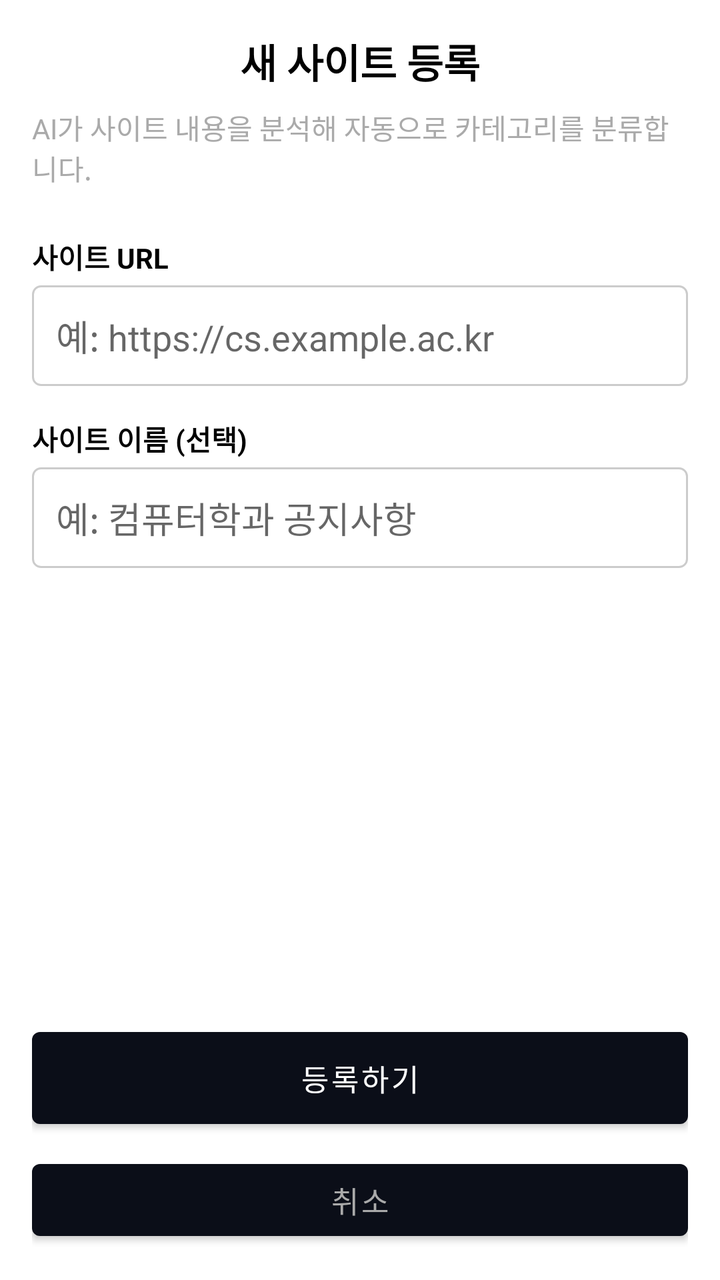
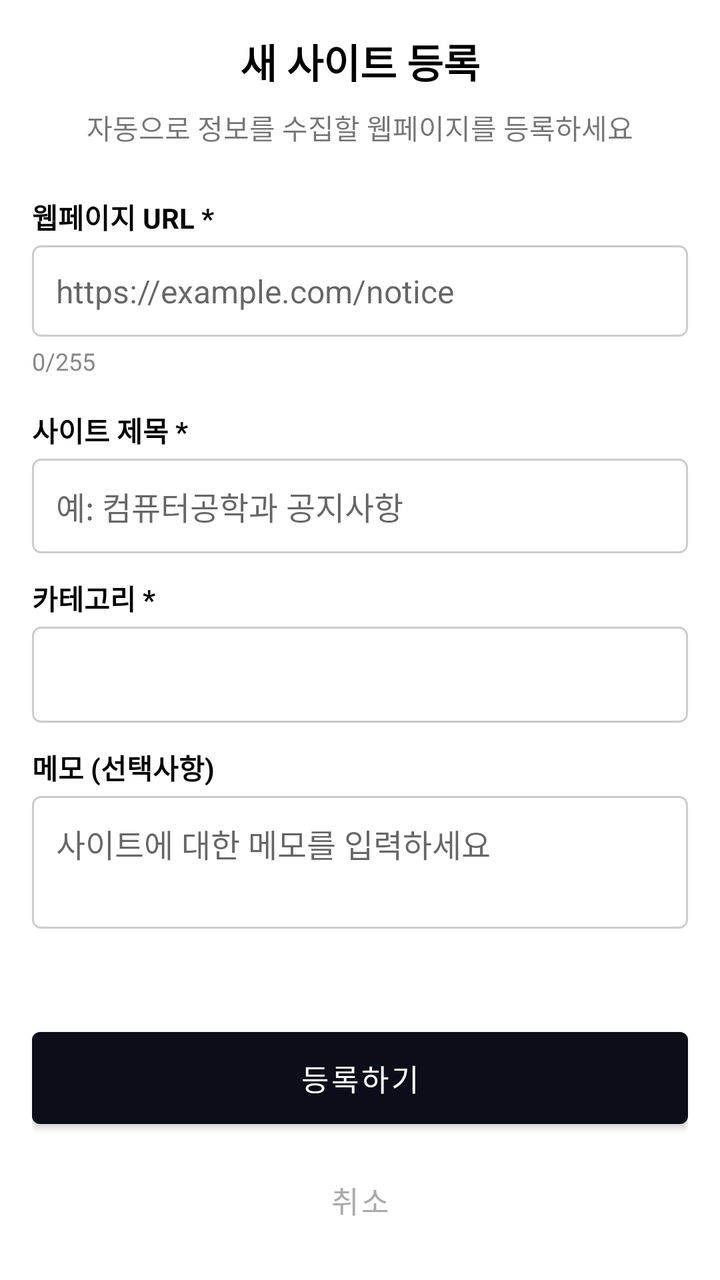

Screens rendered from an Android XML layout before and after an edit, with the pre-edit source and the edit as a unified diff.
<!-- AndroidManifest.xml: application theme Theme.mobile_android -->
<!-- res/layout/activity_add_site.xml -->
<?xml version="1.0" encoding="utf-8"?>
<LinearLayout xmlns:android="http://schemas.android.com/apk/res/android"
    android:layout_width="match_parent"
    android:layout_height="match_parent"
    android:orientation="vertical"
    android:padding="16dp"
    android:background="@android:color/white">

    
    <TextView
        android:layout_width="wrap_content"
        android:layout_height="wrap_content"
        android:text="새 사이트 등록"
        android:textSize="20sp"
        android:textStyle="bold"
        android:textColor="@android:color/black"
        android:layout_gravity="center_horizontal" />

    
    <TextView
        android:layout_width="wrap_content"
        android:layout_height="wrap_content"
        android:text="AI가 사이트 내용을 분석해 자동으로 카테고리를 분류합니다."
        android:textColor="@android:color/darker_gray"
        android:layout_gravity="center_horizontal"
        android:layout_marginTop="8dp"
        android:layout_marginBottom="24dp" />

    
    <TextView
        android:layout_width="wrap_content"
        android:layout_height="wrap_content"
        android:text="사이트 URL"
        android:textStyle="bold"
        android:textColor="@android:color/black" />

    <EditText
        android:id="@+id/et_url"
        android:layout_width="match_parent"
        android:layout_height="wrap_content"
        android:hint="예: https://cs.example.ac.kr"
        android:background="@drawable/edittext_background"
        android:padding="12dp"
        android:layout_marginTop="4dp" />

    
    <TextView
        android:layout_width="wrap_content"
        android:layout_height="wrap_content"
        android:text="사이트 이름 (선택)"
        android:textStyle="bold"
        android:textColor="@android:color/black"
        android:layout_marginTop="16dp" />

    <EditText
        android:id="@+id/et_site_name"
        android:layout_width="match_parent"
        android:layout_height="wrap_content"
        android:hint="예: 컴퓨터학과 공지사항"
        android:background="@drawable/edittext_background"
        android:padding="12dp"
        android:layout_marginTop="4dp"
        android:inputType="textCapSentences" />

    
    <View
        android:layout_width="0dp"
        android:layout_height="0dp"
        android:layout_weight="1" />

    
    <Button
        android:id="@+id/btn_register"
        android:layout_width="match_parent"
        android:layout_height="wrap_content"
        android:text="등록하기"
        android:textSize="15sp"
        android:paddingTop="12dp"
        android:paddingBottom="12dp" />

    
    <Button
        android:id="@+id/btn_cancel"
        android:layout_width="match_parent"
        android:layout_height="wrap_content"
        android:text="취소"
        android:textColor="@android:color/darker_gray"
        android:textSize="15sp"
        android:layout_marginTop="8dp" />

    
    <ProgressBar
        android:id="@+id/loadingProgressBar"
        style="?android:attr/progressBarStyleLarge"
        android:layout_width="wrap_content"
        android:layout_height="wrap_content"
        android:layout_gravity="center"
        android:visibility="gone"
        android:layout_marginTop="16dp" />

</LinearLayout>
<!-- resources referenced by this layout -->
<resources>
  <!-- drawable edittext_background (drawable) -->
  <?xml version="1.0" encoding="utf-8"?>
  <shape xmlns:android="http://schemas.android.com/apk/res/android">
      <solid android:color="#FFFFFF" />
      <stroke
          android:width="1dp"
          android:color="#CCCCCC" />
      <corners android:radius="4dp" />
  </shape>
  <style name="Theme.mobile_android" parent="Base.Theme.mobile_android" />
  <style name="Base.Theme.mobile_android" parent="Theme.MaterialComponents.DayNight.NoActionBar">
          
  
          <item name="colorPrimary">@color/login_bg1</item>
          <item name="colorPrimaryVariant">@color/login_bg1</item>
          <item name="colorOnPrimary">@color/white</item>
          <item name="colorSecondary">@color/login_bg2</item>
          <item name="colorSecondaryVariant">@color/login_bg2</item>
          <item name="colorOnSecondary">@color/login_bg2</item>
          <item name="android:statusBarColor">@color/login_bg1</item>
      </style>
  <color name="login_bg1">#0B0E18</color>
  <color name="white">#FFFFFFFF</color>
  <color name="login_bg2">#673AB7</color>
</resources>

<!-- the commit's change to res/layout/activity_add_site.xml (unified diff, before → after) -->
@@ -1,16 +1,19 @@
 <?xml version="1.0" encoding="utf-8"?>
 <LinearLayout xmlns:android="http://schemas.android.com/apk/res/android"
+    xmlns:app="http://schemas.android.com/apk/res-auto"
+    xmlns:tools="http://schemas.android.com/tools"
     android:layout_width="match_parent"
     android:layout_height="match_parent"
     android:orientation="vertical"
     android:padding="16dp"
-    android:background="@android:color/white">
+    android:background="@android:color/white"
+    tools:context="com.example.mobile_android.ui.site.AddSiteActivity">
 
     
     <TextView
         android:layout_width="wrap_content"
         android:layout_height="wrap_content"
-        android:text="새 사이트 등록"
+        android:text="@string/add_site_title"
         android:textSize="20sp"
         android:textStyle="bold"
         android:textColor="@android:color/black"
@@ -20,34 +23,58 @@
     <TextView
         android:layout_width="wrap_content"
         android:layout_height="wrap_content"
-        android:text="AI가 사이트 내용을 분석해 자동으로 카테고리를 분류합니다."
-        android:textColor="@android:color/darker_gray"
+        android:text="@string/add_site_description"
         android:layout_gravity="center_horizontal"
         android:layout_marginTop="8dp"
         android:layout_marginBottom="24dp" />
 
     
     <TextView
+        android:id="@+id/tv_site_url_label"
         android:layout_width="wrap_content"
         android:layout_height="wrap_content"
-        android:text="사이트 URL"
+        android:text="@string/add_site_url_label"
+        android:textSize="14sp"
         android:textStyle="bold"
         android:textColor="@android:color/black" />
 
-    <EditText
-        android:id="@+id/et_url"
+    <LinearLayout
         android:layout_width="match_parent"
         android:layout_height="wrap_content"
-        android:hint="예: https://cs.example.ac.kr"
-        android:background="@drawable/edittext_background"
-        android:padding="12dp"
-        android:layout_marginTop="4dp" />
+        android:orientation="horizontal"
+        android:layout_marginTop="4dp">
+
+        <EditText
+            android:id="@+id/et_url"
+            android:layout_width="0dp"
+            android:layout_height="wrap_content"
+            android:layout_weight="1"
+            android:hint="@string/add_site_url_hint"
+            android:textSize="16sp"
+            android:background="@drawable/edittext_background"
+            android:padding="12dp"
+            android:maxLength="@integer/site_url_max_length"
+            android:inputType="textUri" />
+
+
+    </LinearLayout>
+
+    <TextView
+        android:id="@+id/tv_url_counter"
+        android:layout_width="wrap_content"
+        android:layout_height="wrap_content"
+        android:layout_marginTop="4dp"
+        android:textColor="#888888"
+        android:textSize="12sp"
+        android:text="0/255" />
 
     
     <TextView
+        android:id="@+id/tv_site_name_label"
         android:layout_width="wrap_content"
         android:layout_height="wrap_content"
-        android:text="사이트 이름 (선택)"
+        android:text="사이트 제목 *"
+        android:textSize="14sp"
         android:textStyle="bold"
         android:textColor="@android:color/black"
         android:layout_marginTop="16dp" />
@@ -56,11 +83,67 @@
         android:id="@+id/et_site_name"
         android:layout_width="match_parent"
         android:layout_height="wrap_content"
-        android:hint="예: 컴퓨터학과 공지사항"
+        android:hint="@string/add_site_name_hint"
+        android:textSize="16sp"
+        android:layout_marginTop="4dp"
         android:background="@drawable/edittext_background"
         android:padding="12dp"
+        android:inputType="textCapSentences"/>
+
+    
+    <TextView
+        android:id="@+id/tv_category_label"
+        android:layout_width="wrap_content"
+        android:layout_height="wrap_content"
+        android:text="@string/add_site_category_label"
+        android:textSize="14sp"
+        android:textStyle="bold"
+        android:textColor="@android:color/black"
+        android:layout_marginTop="12dp" />
+
+    <Spinner
+        android:id="@+id/spinner_category"
+        android:layout_width="match_parent"
+        android:layout_height="wrap_content"
+        android:minHeight="48dp"
         android:layout_marginTop="4dp"
-        android:inputType="textCapSentences" />
+        android:background="@drawable/edittext_background"
+        android:padding="4dp"
+        android:prompt="@string/category_prompt" />
+
+    
+    <TextView
+        android:layout_width="wrap_content"
+        android:layout_height="wrap_content"
+        android:text="메모 (선택사항)"
+        android:textSize="14sp"
+        android:textStyle="bold"
+        android:textColor="@android:color/black"
+        android:layout_marginTop="12dp" />
+
+    <EditText
+        android:id="@+id/et_memo"
+        android:layout_width="match_parent"
+        android:layout_height="wrap_content"
+        android:hint="사이트에 대한 메모를 입력하세요"
+        android:textSize="16sp"
+        android:layout_marginTop="4dp"
+        android:background="@drawable/edittext_background"
+        android:padding="12dp"
+        android:inputType="textMultiLine"
+        android:minLines="2"
+        android:maxLines="4"
+        android:gravity="top"/>
+
+    
+    <ProgressBar
+        android:id="@+id/loadingProgressBar"
+        style="?android:attr/progressBarStyleLarge"
+        android:layout_width="wrap_content"
+        android:layout_height="wrap_content"
+        android:layout_gravity="center"
+        android:layout_marginTop="24dp"
+        android:visibility="gone" />
 
     
     <View
@@ -71,31 +154,22 @@
     
     <Button
         android:id="@+id/btn_register"
+        style="@style/Widget.MaterialComponents.Button"
         android:layout_width="match_parent"
         android:layout_height="wrap_content"
-        android:text="등록하기"
+        android:text="@string/add_site_register_button"
         android:textSize="15sp"
         android:paddingTop="12dp"
-        android:paddingBottom="12dp" />
+        android:paddingBottom="12dp"/>
 
-    
     <Button
         android:id="@+id/btn_cancel"
+        style="@style/Widget.MaterialComponents.Button.TextButton"
         android:layout_width="match_parent"
         android:layout_height="wrap_content"
-        android:text="취소"
+        android:text="@string/add_site_cancel_button"
         android:textColor="@android:color/darker_gray"
         android:textSize="15sp"
         android:layout_marginTop="8dp" />
 
-    
-    <ProgressBar
-        android:id="@+id/loadingProgressBar"
-        style="?android:attr/progressBarStyleLarge"
-        android:layout_width="wrap_content"
-        android:layout_height="wrap_content"
-        android:layout_gravity="center"
-        android:visibility="gone"
-        android:layout_marginTop="16dp" />
-
 </LinearLayout>
<!-- resource entries referenced after the edit -->
@@ -9,6 +9,16 @@
           android:color="#CCCCCC" />
       <corners android:radius="4dp" />
   </shape>
+  <integer name="site_url_max_length">255</integer>
+  <string name="add_site_cancel_button">취소</string>
+  <string name="add_site_category_label">카테고리 *</string>
+  <string name="add_site_description">자동으로 정보를 수집할 웹페이지를 등록하세요</string>
+  <string name="add_site_name_hint">예: 컴퓨터공학과 공지사항</string>
+  <string name="add_site_register_button">등록하기</string>
+  <string name="add_site_title">새 사이트 등록</string>
+  <string name="add_site_url_hint">https://example.com/notice</string>
+  <string name="add_site_url_label">웹페이지 URL *</string>
+  <string name="category_prompt">카테고리 선택</string>
   <style name="Theme.mobile_android" parent="Base.Theme.mobile_android" />
   <style name="Base.Theme.mobile_android" parent="Theme.MaterialComponents.DayNight.NoActionBar">
           
